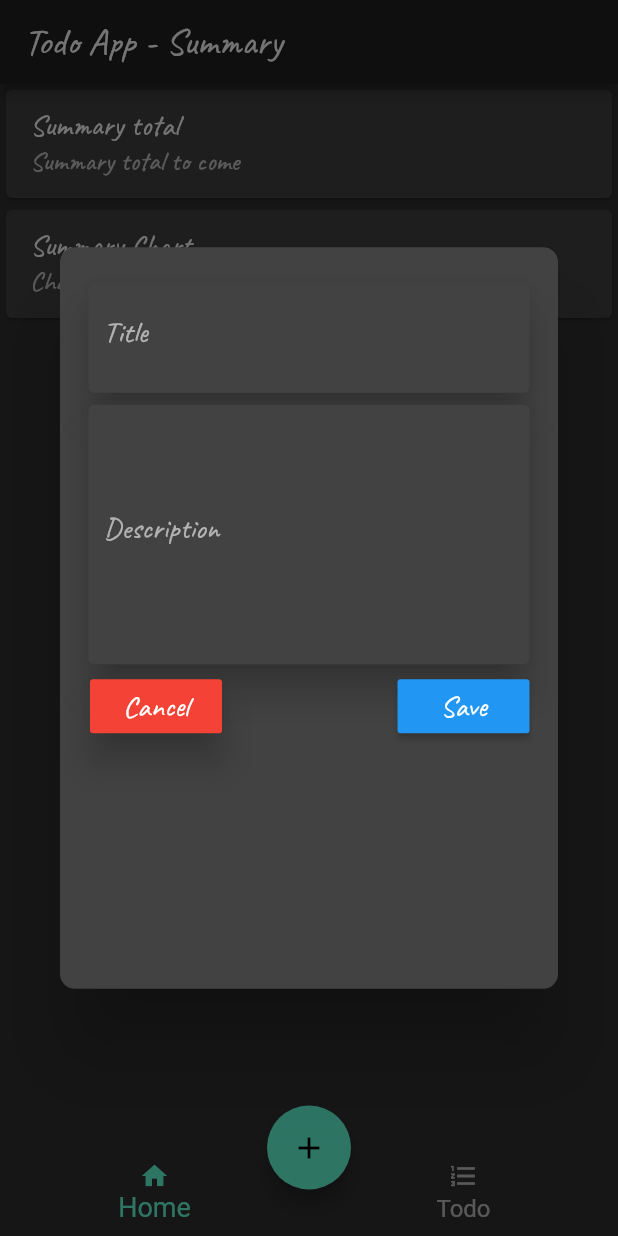
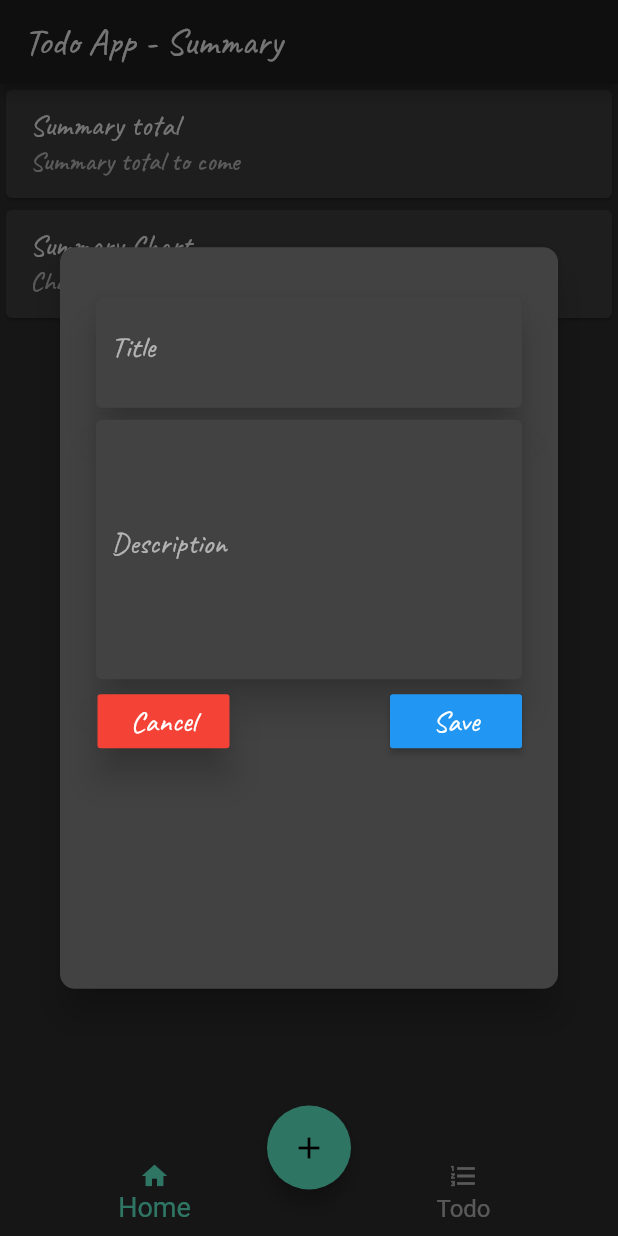
Before and after one commit to chingalo-family/flutter-todo-app, a Flutter app: the HomePage screen opened directly, after a tap on the "add" icon, on a phone screen of 412 x 824 dp. Run offline on Flutter 3.47's test engine with Material 2 defaults, Android fonts, the phone set to English and light mode, and no system bars; our stand-ins replace flutter_svg, google_fonts, sqflite; accounts and stored records are empty; network calls fail.

Commit message:
Refactor app structure

```diff
--- a/lib/app-state/todo_model.dart
+++ b/lib/app-state/todo_model.dart
@@ -1,5 +1,5 @@
 import 'package:flutter/foundation.dart';
-import 'package:todo_app/core/util_helpers.dart';
+import 'package:todo_app/core/utils/util_helpers.dart';
 import 'package:todo_app/models/todo.dart';
 import 'package:todo_app/offline-db/todo_provider.dart';
 
--- a/lib/components/Todo_input_field.dart
+++ b/lib/core/utils/components/Todo_input_field.dart
@@ -1,5 +1,5 @@
 import 'package:flutter/material.dart';
-import 'package:todo_app/core/util_helpers.dart';
+import 'package:todo_app/core/utils/util_helpers.dart';
 import 'package:todo_app/models/todo_field.dart';
 
 class TodoInputField extends StatelessWidget {
--- a/lib/components/button_floating_action.dart
+++ b/lib/core/utils/components/button_floating_action.dart
@@ -1,6 +1,6 @@
 import 'package:flutter/material.dart';
-import 'package:todo_app/components/todo_form.dart';
-import 'package:todo_app/core/util_helpers.dart';
+import 'package:todo_app/core/utils/components/todo_form.dart';
+import 'package:todo_app/core/utils/util_helpers.dart';
 
 class ButtonFloatingAction extends StatelessWidget {
   @override
--- a/lib/components/navigation_button.dart
+++ b/lib/core/utils/components/navigation_button.dart
@@ -1,7 +1,7 @@
 import 'package:flutter/material.dart';
 import 'package:provider/provider.dart';
 import 'package:todo_app/app-state/page_model.dart';
-import 'package:todo_app/core/util_helpers.dart';
+import 'package:todo_app/core/utils/util_helpers.dart';
 
 class NavigationButton extends StatelessWidget {
   @override
--- a/lib/components/todo_form.dart
+++ b/lib/core/utils/components/todo_form.dart
@@ -1,7 +1,7 @@
 import 'package:flutter/material.dart';
 import 'package:provider/provider.dart';
 import 'package:todo_app/app-state/page_model.dart';
-import 'package:todo_app/core/util_helpers.dart';
+import 'package:todo_app/core/utils/util_helpers.dart';
 import 'package:todo_app/models/todo_field.dart';
 import 'package:todo_app/app-state/todo_model.dart';
 
--- a/lib/core/util_helpers.dart
+++ b/lib/core/utils/util_helpers.dart
@@ -8,12 +8,13 @@ class UtilHelpers {
         context: context,
         builder: (BuildContext context) {
           return Dialog(
+            elevation: 10,
             shape: RoundedRectangleBorder(
                 borderRadius: BorderRadius.circular(10.0)),
             child: Container(
               height: MediaQuery.of(context).size.height * 0.6,
               child: Padding(
-                padding: EdgeInsets.symmetric(vertical: 20, horizontal: 15),
+                padding: EdgeInsets.symmetric(vertical: 30, horizontal: 20),
                 child: SingleChildScrollView(
                   child: Column(
                     mainAxisAlignment: MainAxisAlignment.center,
--- a/lib/pages/home/home.dart
+++ b/lib/pages/home/home.dart
@@ -1,9 +1,9 @@
 import 'package:flutter/material.dart';
 import 'package:provider/provider.dart';
-import 'package:todo_app/components/button_floating_action.dart';
-import 'package:todo_app/components/navigation_button.dart';
 import 'package:todo_app/app-state/page_model.dart';
-import 'package:todo_app/core/util_helpers.dart';
+import 'package:todo_app/core/utils/components/button_floating_action.dart';
+import 'package:todo_app/core/utils/components/navigation_button.dart';
+import 'package:todo_app/core/utils/util_helpers.dart';
 import 'package:todo_app/pages/todo_list/todo_list.dart';
 import 'package:todo_app/pages/todo_summary/todo_summary.dart';
 
--- a/lib/pages/todo_list/components/todo_container.dart
+++ b/lib/pages/todo_list/components/todo_container.dart
@@ -1,7 +1,7 @@
 import 'package:flutter/material.dart';
 import 'package:provider/provider.dart';
-import 'package:todo_app/components/todo_form.dart';
-import 'package:todo_app/core/util_helpers.dart';
+import 'package:todo_app/core/utils/components/todo_form.dart';
+import 'package:todo_app/core/utils/util_helpers.dart';
 import 'package:todo_app/app-state/todo_model.dart';
 import 'package:todo_app/models/todo.dart';
 
--- a/lib/pages/todo_summary/todo_summary.dart
+++ b/lib/pages/todo_summary/todo_summary.dart
@@ -1,5 +1,5 @@
 import 'package:flutter/material.dart';
-import 'package:todo_app/core/util_helpers.dart';
+import 'package:todo_app/core/utils/util_helpers.dart';
 
 class TodoSummary extends StatelessWidget {
   TodoSummary({
```
